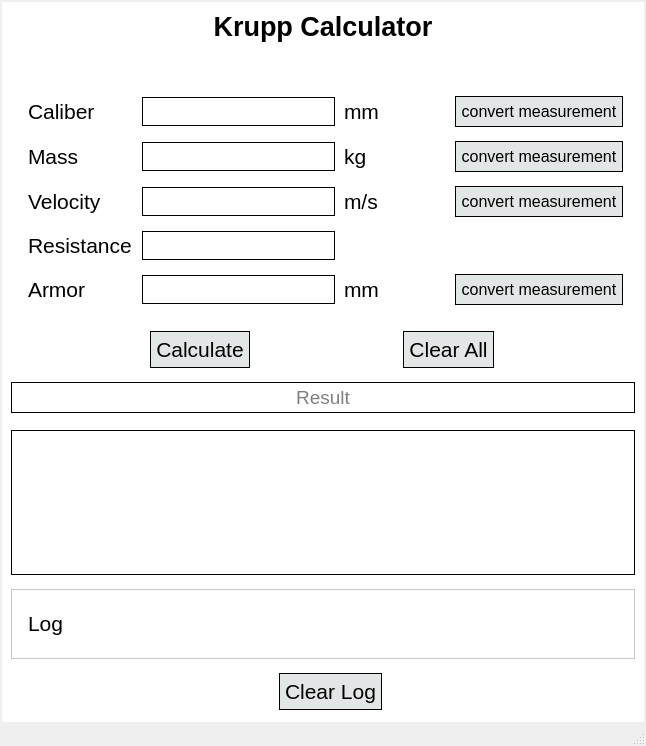
Old version of the form kruppCalculator/kruppcalculator.ui in the repository perspace42/SDEV230-Final-Project-Krupp-Equation-Calculator.
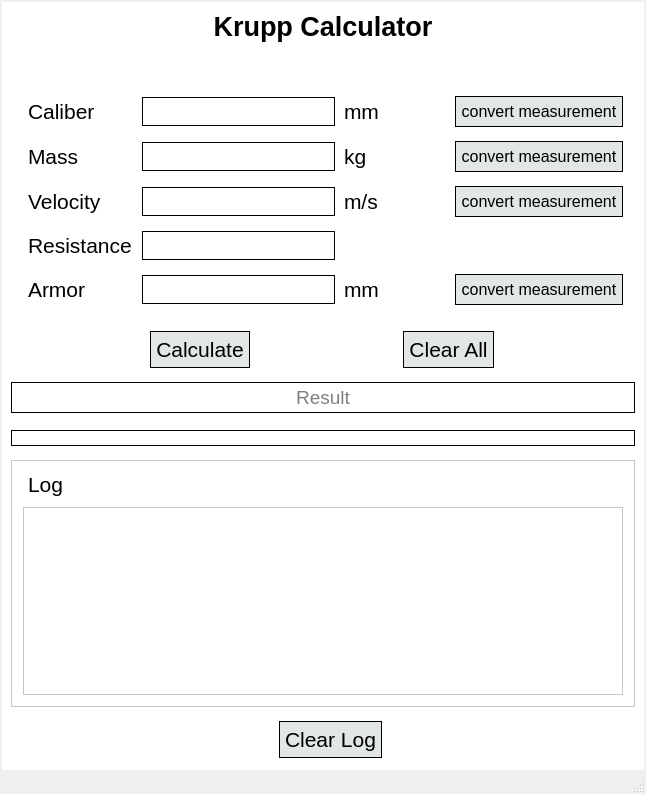
New version of the form.

```diff
--- a/kruppCalculator/kruppcalculator.ui
+++ b/kruppCalculator/kruppcalculator.ui
@@ -608,9 +608,9 @@
        <property name="geometry">
         <rect>
          <x>0</x>
-         <y>0</y>
-         <width>622</width>
-         <height>68</height>
+         <y>-12</y>
+         <width>600</width>
+         <height>135</height>
         </rect>
        </property>
        <layout class="QVBoxLayout" name="verticalLayout_2">
@@ -632,6 +632,22 @@
           </property>
          </widget>
         </item>
+        <item>
+         <widget class="QTextEdit" name="log_textEdit">
+          <property name="sizePolicy">
+           <sizepolicy hsizetype="Preferred" vsizetype="Expanding">
+            <horstretch>0</horstretch>
+            <verstretch>0</verstretch>
+           </sizepolicy>
+          </property>
+          <property name="verticalScrollBarPolicy">
+           <enum>Qt::ScrollBarAlwaysOff</enum>
+          </property>
+          <property name="readOnly">
+           <bool>true</bool>
+          </property>
+         </widget>
+        </item>
        </layout>
       </widget>
      </widget>
```
